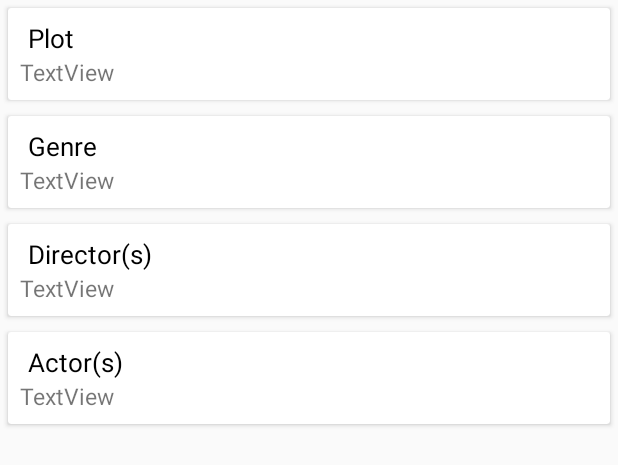
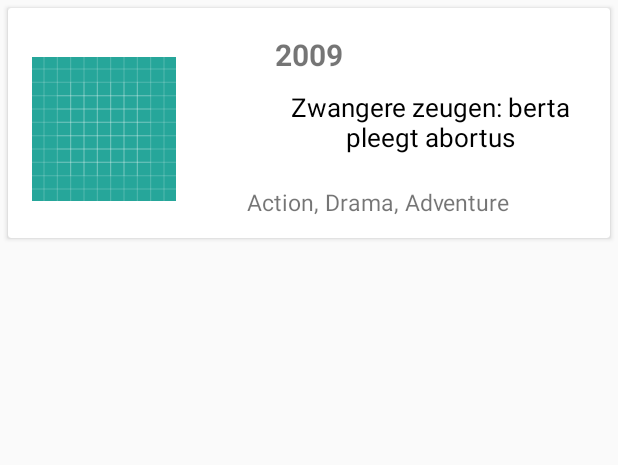
Before and after one commit to Stalpaard/Fillem, an Android app: the layout list_layout.xml on its own in the app's theme, with its tools: preview values and no code run, on a phone screen of 412 x 824 dp. Shown: the top 465 px of the screen. Run offline under Robolectric (Android 15) with nearby library versions, the phone set to English and light mode, and no system bars; network calls fail.

Commit message:
HistoryScreenRecycler implemented

```diff
--- a/app/src/main/AndroidManifest.xml
+++ b/app/src/main/AndroidManifest.xml
@@ -19,7 +19,8 @@
             </intent-filter>
         </activity>
         <activity android:name=".DisplayMovieActivity" />
-        <activity android:name=".HistoryScreen"></activity>
+        <activity android:name=".HistoryScreen" />
+        <activity android:name=".HistoryScreenRecycler"></activity>
     </application>
 
 </manifest>
--- a/app/src/main/res/layout/list_layout.xml
+++ b/app/src/main/res/layout/list_layout.xml
@@ -1,5 +1,7 @@
 <?xml version="1.0" encoding="utf-8"?>
 <LinearLayout xmlns:android="http://schemas.android.com/apk/res/android"
+    xmlns:app="http://schemas.android.com/apk/res-auto"
+    xmlns:tools="http://schemas.android.com/tools"
     android:layout_width="match_parent"
     android:layout_height="wrap_content"
     android:orientation="vertical">
@@ -9,126 +11,77 @@
         android:layout_height="wrap_content"
         android:layout_margin="5dp">
 
-        <RelativeLayout
+        <android.support.constraint.ConstraintLayout
             android:layout_width="match_parent"
             android:layout_height="wrap_content"
-            android:padding="8dp">
+            android:padding="8dp"
+            android:id="@+id/constraintLayoutHistory">
 
             <TextView
-                android:id="@+id/textViewPlotTitle"
+                android:id="@+id/historyTitle"
+                android:layout_width="217dp"
+                android:layout_height="wrap_content"
+                android:layout_marginStart="20dp"
+                android:text="Zwangere zeugen: berta pleegt abortus"
+                android:textAlignment="center"
+                android:textAppearance="@style/Base.TextAppearance.AppCompat.Small"
+                android:textColor="#000000"
+                android:textSize="17sp"
+                app:layout_constraintBottom_toBottomOf="parent"
+                app:layout_constraintEnd_toEndOf="parent"
+                app:layout_constraintHorizontal_bias="0.978"
+                app:layout_constraintStart_toStartOf="parent"
+                app:layout_constraintTop_toTopOf="parent"
+                app:layout_constraintVertical_bias="0.495" />
+
+            <TextView
+                android:id="@+id/historyGenre"
                 android:layout_width="wrap_content"
                 android:layout_height="wrap_content"
-                android:layout_marginLeft="5dp"
-                android:text="Plot"
-                android:textAppearance="@style/Base.TextAppearance.AppCompat.Small"
-                android:textColor="#000000"
-                android:textSize="17sp" />
+                android:layout_marginStart="8dp"
+                android:layout_marginTop="15dp"
+                android:text="Action, Drama, Adventure"
+                android:textAlignment="textStart"
+                android:textSize="15sp"
+                app:layout_constraintBottom_toBottomOf="parent"
+                app:layout_constraintEnd_toEndOf="parent"
+                app:layout_constraintHorizontal_bias="0.711"
+                app:layout_constraintStart_toStartOf="parent"
+                app:layout_constraintTop_toBottomOf="@+id/historyTitle"
+                app:layout_constraintVertical_bias="0.466" />
+
+            <ImageView
+                android:id="@+id/historyPoster"
+                android:layout_width="96dp"
+                android:layout_height="129dp"
+                android:layout_marginEnd="16dp"
+                android:layout_marginStart="8dp"
+                android:layout_marginTop="8dp"
+                app:layout_constraintBottom_toBottomOf="parent"
+                app:layout_constraintEnd_toStartOf="@+id/historyTitle"
+                app:layout_constraintHorizontal_bias="0.0"
+                app:layout_constraintStart_toStartOf="parent"
+                app:layout_constraintTop_toTopOf="parent"
+                app:srcCompat="@drawable/ic_launcher_background" />
 
             <TextView
-                android:id="@+id/textViewPlot"
+                android:id="@+id/historyYear"
                 android:layout_width="wrap_content"
                 android:layout_height="wrap_content"
-                android:layout_below="@id/textViewPlotTitle"
-                android:text="TextView"
-                android:textSize="15sp" />
+                android:layout_marginBottom="8dp"
+                android:layout_marginEnd="8dp"
+                android:layout_marginStart="8dp"
+                android:layout_marginTop="8dp"
+                android:text="2009"
+                android:textSize="20sp"
+                android:textStyle="bold"
+                app:layout_constraintBottom_toTopOf="@+id/historyTitle"
+                app:layout_constraintEnd_toEndOf="parent"
+                app:layout_constraintStart_toStartOf="parent"
+                app:layout_constraintTop_toTopOf="parent"
+                app:layout_constraintVertical_bias="0.533" />
 
-        </RelativeLayout>
-
-    </android.support.v7.widget.CardView>
-
-    <android.support.v7.widget.CardView
-        android:layout_width="match_parent"
-        android:layout_height="wrap_content"
-        android:layout_margin="5dp">
-
-        <RelativeLayout
-            android:layout_width="match_parent"
-            android:layout_height="wrap_content"
-            android:padding="8dp">
-
-            <TextView
-                android:id="@+id/textViewGenreTitle"
-                android:layout_width="wrap_content"
-                android:layout_height="wrap_content"
-                android:layout_marginLeft="5dp"
-                android:text="Genre"
-                android:textAppearance="@style/Base.TextAppearance.AppCompat.Small"
-                android:textColor="#000000"
-                android:textSize="17sp" />
-
-            <TextView
-                android:id="@+id/textViewGenre"
-                android:layout_width="wrap_content"
-                android:layout_height="wrap_content"
-                android:layout_below="@id/textViewGenreTitle"
-                android:text="TextView"
-                android:textSize="15sp" />
-
-        </RelativeLayout>
-
-    </android.support.v7.widget.CardView>
-
-    <android.support.v7.widget.CardView
-        android:layout_width="match_parent"
-        android:layout_height="wrap_content"
-        android:layout_margin="5dp">
-
-        <RelativeLayout
-            android:layout_width="match_parent"
-            android:layout_height="wrap_content"
-            android:padding="8dp">
-
-            <TextView
-                android:id="@+id/textViewDirectorTitle"
-                android:layout_width="wrap_content"
-                android:layout_height="wrap_content"
-                android:layout_marginLeft="5dp"
-                android:text="Director(s)"
-                android:textAppearance="@style/Base.TextAppearance.AppCompat.Small"
-                android:textColor="#000000"
-                android:textSize="17sp" />
-
-            <TextView
-                android:id="@+id/textViewDirector"
-                android:layout_width="wrap_content"
-                android:layout_height="wrap_content"
-                android:layout_below="@id/textViewDirectorTitle"
-                android:text="TextView"
-                android:textSize="15sp" />
-
-        </RelativeLayout>
-
-    </android.support.v7.widget.CardView>
-
-    <android.support.v7.widget.CardView
-        android:layout_width="match_parent"
-        android:layout_height="wrap_content"
-        android:layout_margin="5dp">
-
-        <RelativeLayout
-            android:layout_width="match_parent"
-            android:layout_height="wrap_content"
-            android:padding="8dp">
-
-            <TextView
-                android:id="@+id/textViewActorTitle"
-                android:layout_width="wrap_content"
-                android:layout_height="wrap_content"
-                android:layout_marginLeft="5dp"
-                android:text="Actor(s)"
-                android:textAppearance="@style/Base.TextAppearance.AppCompat.Small"
-                android:textColor="#000000"
-                android:textSize="17sp" />
-
-            <TextView
-                android:id="@+id/textViewActor"
-                android:layout_width="wrap_content"
-                android:layout_height="wrap_content"
-                android:layout_below="@id/textViewActorTitle"
-                android:text="TextView"
-                android:textSize="15sp" />
-
-        </RelativeLayout>
+        </android.support.constraint.ConstraintLayout>
 
     </android.support.v7.widget.CardView>
 
--- a/app/src/main/res/values/strings.xml
+++ b/app/src/main/res/values/strings.xml
@@ -1,4 +1,5 @@
 <resources>
     <string name="app_name">Fillem</string>
     <string name="actionBarGenres">Genres</string>
+    <string name="rating_string">Minimum Rating: </string>
 </resources>
```
Also changed, not shown: app/src/main/java/be/kuleuven/softdev/eliasstalpaert/fillemapp/DisplayMovieActivity.java (+9 -3 lines), app/src/main/java/be/kuleuven/softdev/eliasstalpaert/fillemapp/HistoryMovie.java (added, +47 -0 lines), app/src/main/java/be/kuleuven/softdev/eliasstalpaert/fillemapp/HistoryMovieAdapter.java (added, +103 -0 lines), app/src/main/java/be/kuleuven/softdev/eliasstalpaert/fillemapp/HistoryScreenRecycler.java (added, +70 -0 lines), app/src/main/java/be/kuleuven/softdev/eliasstalpaert/fillemapp/MainActivity.java (+30 -23 lines), app/src/main/java/be/kuleuven/softdev/eliasstalpaert/fillemapp/MovieGenerator.java (+7 -3 lines), app/src/main/java/be/kuleuven/softdev/eliasstalpaert/fillemapp/MovieGeneratorDisplay.java (+5 -3 lines), app/src/main/res/layout/activity_display_movie.xml (+4 -3 lines), app/src/main/res/layout/activity_history_screen_recycler.xml (added, +42 -0 lines).
